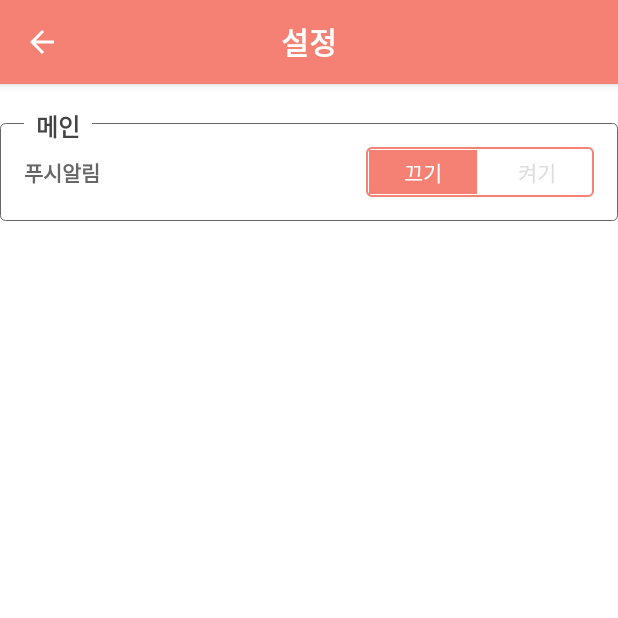
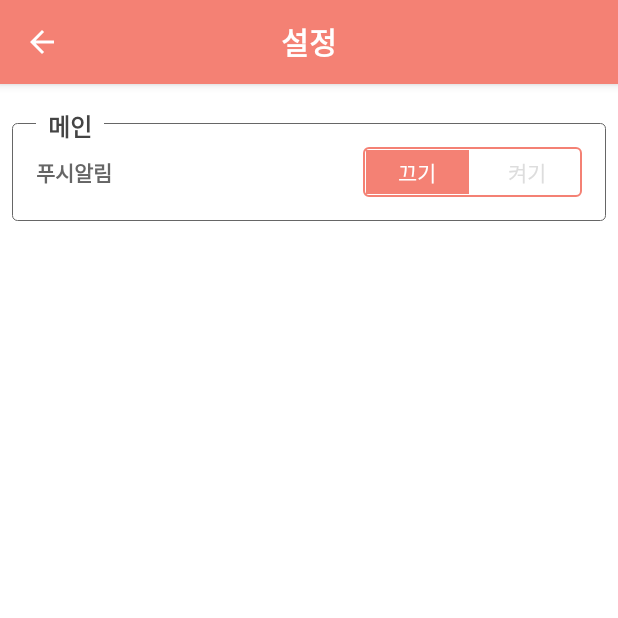
Before and after one commit to JJungRE/MCalendar, an Android app: the MainActivity screen opened directly, with no data from a screen before it, in the side drawer, after a tap on "설정", on a phone screen of 412 x 824 dp, the top half of it. Run offline under Robolectric (Android 15) with nearby library versions, the phone set to English and light mode, and no system bars; libraries missing offline, so code that uses them is left out: com.victor.loading; 3 statements that could not run were skipped.

Commit message:
Splash.xml 레이아웃 수정 setup.xml 레이아웃 수정 MainActivity - Month 부분 요일 글자 수정

```diff
--- a/app/src/main/java/com/roopre/mcalendar/MonthCalendarAdapter.java
+++ b/app/src/main/java/com/roopre/mcalendar/MonthCalendarAdapter.java
@@ -6,7 +6,9 @@ package com.roopre.mcalendar;
 
 import android.content.Context;
 import android.graphics.Color;
+import android.graphics.Typeface;
 import android.util.Log;
+import android.util.TypedValue;
 import android.view.Gravity;
 import android.view.LayoutInflater;
 import android.view.View;
@@ -127,12 +129,16 @@ public class MonthCalendarAdapter extends BaseAdapter {
             day_linear.setBackgroundResource(R.drawable.border_yellow_lefttopbottom_gray);
             day_linear.setGravity(Gravity.CENTER);
             day_tv.setTextColor(Color.WHITE);
+            day_tv.setTypeface(null, Typeface.BOLD);
+            day_tv.setTextSize(TypedValue.COMPLEX_UNIT_SP,16);
         }else if(position ==6){
             linear1.setVisibility(View.GONE);
             linear2.setVisibility(View.GONE);
             day_linear.setBackgroundResource(R.drawable.border_yellow_all_line_gray);
             day_linear.setGravity(Gravity.CENTER);
             day_tv.setTextColor(Color.WHITE);
+            day_tv.setTypeface(null, Typeface.BOLD);
+            day_tv.setTextSize(TypedValue.COMPLEX_UNIT_SP,16);
         }
         else
         {
--- a/app/src/main/res/layout/setup.xml
+++ b/app/src/main/res/layout/setup.xml
@@ -7,7 +7,9 @@
 
     <FrameLayout
         android:layout_width="match_parent"
-        android:layout_height="wrap_content">
+        android:layout_height="wrap_content"
+        android:layout_marginLeft="@dimen/activity_half_horizontal_margin"
+        android:layout_marginRight="@dimen/activity_half_horizontal_margin">
 
         <LinearLayout
             android:layout_width="match_parent"
```
Also changed, not shown: app/src/main/res/layout/splash.xml (+20 -13 lines).
